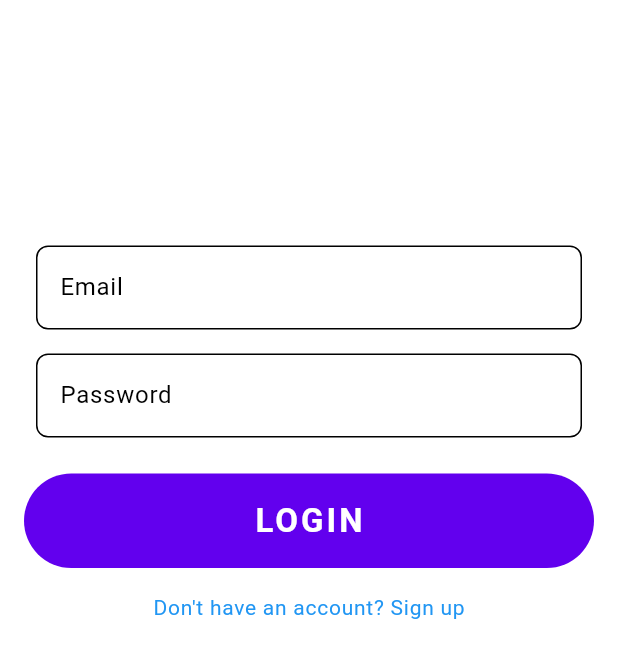
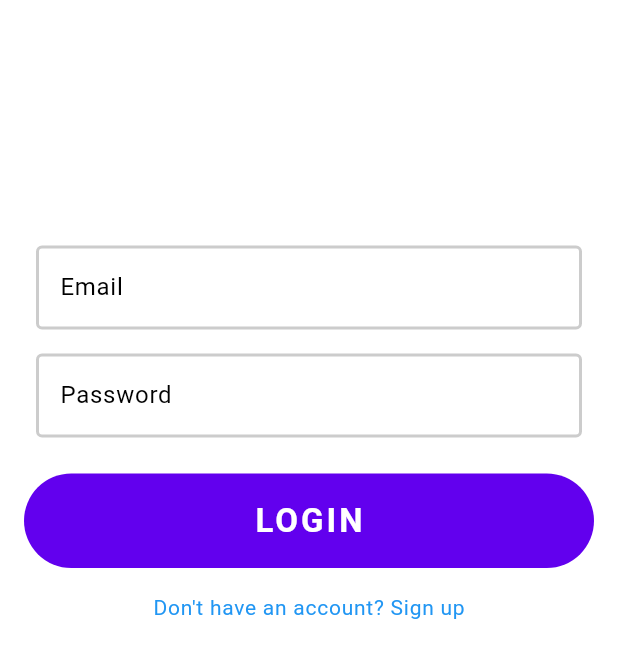
Before and after one commit to c-bv/rss_feed_reader_app, a Flutter app: the screen it shows after launch, on a phone screen of 412 x 824 dp, the part 584-1236 px from its top. Run offline on Flutter 3.47's test engine with Material 3 defaults, Android fonts, the phone set to English and light mode, and no system bars; our stand-ins replace animated_splash_screen, cloud_firestore, firebase_auth, firebase_core, flutter_dotenv, shared_preferences; accounts and stored records are empty.

Commit message:
Refactor form field styling

```diff
--- a/lib/src/widgets/custom_form_field.dart
+++ b/lib/src/widgets/custom_form_field.dart
@@ -36,7 +36,7 @@ class CustomFormField extends StatelessWidget {
 
   @override
   Widget build(BuildContext context) {
-
+    final theme = Theme.of(context);
     return TextFormField(
       maxLines: maxLines,
       controller: _emailController,
@@ -51,34 +51,31 @@ class CustomFormField extends StatelessWidget {
       decoration: InputDecoration(
         labelText: isLabelEnabled ? _label : null,
         hintText: _hint,
-        hintStyle: const TextStyle(
-        ),
         errorStyle: const TextStyle(
           fontWeight: FontWeight.bold,
         ),
         focusedBorder: OutlineInputBorder(
-          borderRadius: BorderRadius.circular(8.0),
-          borderSide: const BorderSide(
+          borderSide:   BorderSide(
+            color: theme.colorScheme.primary,
             width: 2,
           ),
         ),
         enabledBorder: OutlineInputBorder(
-          borderRadius: BorderRadius.circular(8.0),
-          borderSide: const BorderSide(
+          borderSide: BorderSide(
+            color: theme.colorScheme.onSurface.withOpacity(0.2),
+            width: 2,
           ),
         ),
         errorBorder: OutlineInputBorder(
-          borderRadius: BorderRadius.circular(8.0),
-          borderSide: const BorderSide(
+          borderSide: BorderSide(
+            color: theme.colorScheme.error,
             width: 2,
-            color: Colors.red,
           ),
         ),
         focusedErrorBorder: OutlineInputBorder(
-          borderRadius: BorderRadius.circular(8.0),
-          borderSide: const BorderSide(
+          borderSide: BorderSide(
+            color: theme.colorScheme.error,
             width: 2,
-            color: Colors.red,
           ),
         ),
       ),
```
